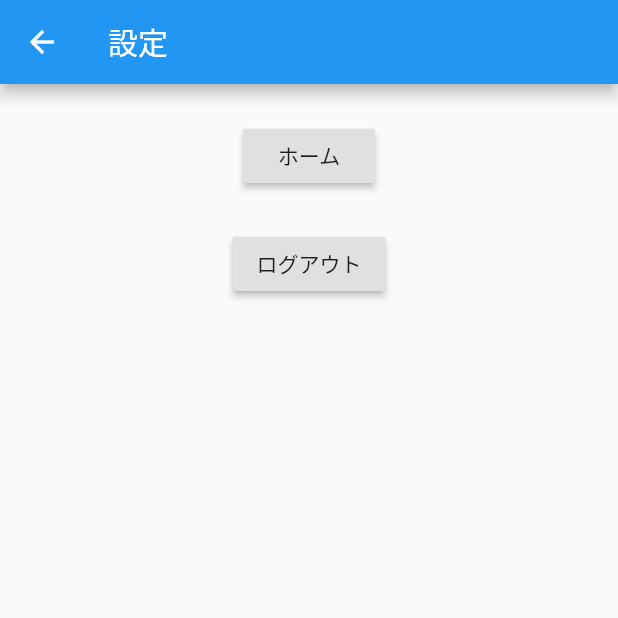
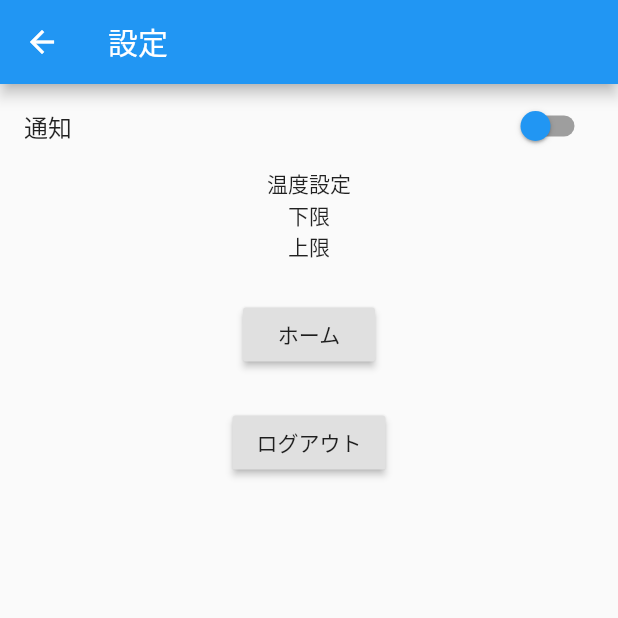
Before and after one commit to agriculture-x-iot/Agrimaster_app, a Flutter app: the Home screen opened by its route, after a tap on "設定", on a phone screen of 412 x 824 dp, the top half of it. Run offline on Flutter 3.47's test engine with Material 2 defaults, Android fonts, the phone set to English and light mode, and no system bars; our stand-ins replace cloud_firestore; accounts and stored records are empty.

Commit message:
いろいろ

```diff
--- a/lib/main.dart
+++ b/lib/main.dart
@@ -1,5 +1,5 @@
 import 'dart:async';
-
+import 'package:cloud_firestore/cloud_firestore.dart';
 import 'package:flutter/material.dart';
 
 void main() {
@@ -11,14 +11,14 @@ void main() {
       '/login': (_) => new Login(),
       '/registration': (_) => new Registration(),
       '/home': (_) => new Home(),
-      '/next': (_) => new Next(),
+      '/setting': (_) => new Setting(),
     },
   ));
 }
 
-// ---------
+// --------------
 // スプラッシュ画面
-// ---------
+// --------------
 class Splash extends StatefulWidget {
   @override
   _SplashState createState() => new _SplashState();
@@ -49,9 +49,9 @@ class _SplashState extends State<Splash> {
   }
 }
 
-// ---------
+// -----------
 // ログイン画面
-// ---------
+// -----------
 class Login extends StatefulWidget {
   @override
   _LoginState createState() => new _LoginState();
@@ -73,10 +73,10 @@ class _LoginState extends State<Login> {
               children: <Widget>[
                 const SizedBox(height: 24.0),
                 new TextFormField(
-                  maxLength: 50,
+                  maxLength: 30,
                   decoration: const InputDecoration(
                     border: const UnderlineInputBorder(),
-                    labelText: 'ユーザID',
+                    labelText: 'メールアドレス',
                   ),
                 ),
                 const SizedBox(height: 24.0),
@@ -142,10 +142,18 @@ class _RegistrationState extends State<Registration> {
               children: <Widget>[
                 const SizedBox(height: 24.0),
                 new TextFormField(
-                  maxLength: 50,
+                  maxLength: 30,
                   decoration: const InputDecoration(
                     border: const UnderlineInputBorder(),
-                    labelText: 'ユーザID',
+                    labelText: 'ユーザ名',
+                  ),
+                ),
+                const SizedBox(height: 24.0),
+                new TextFormField(
+                  maxLength: 30,
+                  decoration: const InputDecoration(
+                    border: const UnderlineInputBorder(),
+                    labelText: 'メールアドレス',
                   ),
                 ),
                 const SizedBox(height: 24.0),
@@ -161,9 +169,10 @@ class _RegistrationState extends State<Registration> {
                   child: new RaisedButton(
                     child: const Text('新規登録'),
                     onPressed: () {
-                      // TODO: ログイン処理
+                      // TODO: 新規登録処理
+
                       // ホーム画面へ
-                      Navigator.of(context).pushReplacementNamed("/home");
+                      Navigator.of(context).pushReplacementNamed("/login");
                     },
                   ),
                 ),
@@ -196,13 +205,18 @@ class Home extends StatelessWidget {
     return new Scaffold(
       appBar: new AppBar(
         title: const Text("ホーム"),
+        actions: <Widget>[      // Add 3 lines from here...
+          IconButton(icon: Icon(Icons.settings), onPressed:(){
+            Navigator.of(context).pushNamed("/setting");
+          } ),
+        ],
       ),
       body: new Center(
         child: new RaisedButton(
           child: const Text("設定"),
           onPressed: () {
-            // その他の画面へ
-            Navigator.of(context).pushNamed("/next");
+            // 設定画面へ
+            Navigator.of(context).pushNamed("/setting");
           },
         ),
       ),
@@ -211,14 +225,18 @@ class Home extends StatelessWidget {
 }
 
 // ---------
-// その他画面
+// 設定画面
 // ---------
-class Next extends StatefulWidget {
+class Setting extends StatefulWidget {
   @override
-  _NextState createState() => new _NextState();
+  _SettingState createState() => new _SettingState();
 }
 
-class _NextState extends State<Next> {
+class _SettingState extends State<Setting> {
+
+  bool _active = false;
+  void _changeSwitch(bool e) => setState(() => _active = e);
+
   @override
   Widget build(BuildContext context) {
     return new Scaffold(
@@ -236,16 +254,31 @@ class _NextState extends State<Next> {
                 Navigator.of(context).pushNamed("/next");
               },
             ),*/
-            const SizedBox(height: 24.0),
-            new RaisedButton(
+
+            new SwitchListTile(
+            value: _active,
+            activeColor: Colors.orange,
+            activeTrackColor: Colors.red,
+            inactiveThumbColor: Colors.blue,
+            inactiveTrackColor: Colors.grey,
+            title: Text('通知'),
+            onChanged: _changeSwitch,
+          ),
+
+          const Text("温度設定"),
+          const Text("下限"),
+          const Text("上限"),
+
+          const SizedBox(height: 24.0),
+          new RaisedButton(
               child: const Text("ホーム"),
               onPressed: () {
                 // ホーム画面へ戻る
                 Navigator.popUntil(context, ModalRoute.withName("/home"));
               },
             ),
-            const SizedBox(height: 24.0),
-            new RaisedButton(
+          const SizedBox(height: 24.0),
+          new RaisedButton(
               child: const Text("ログアウト"),
               onPressed: () {
                 // 確認ダイアログ表示
```
